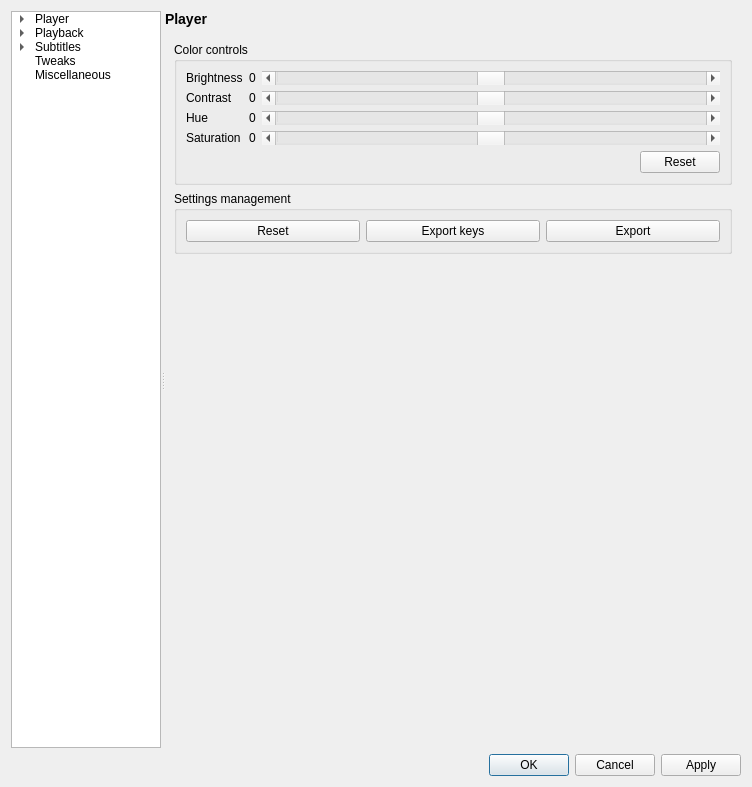
Qt form settingswindow.ui (mpc-qt/mpc-qt) before a commit.
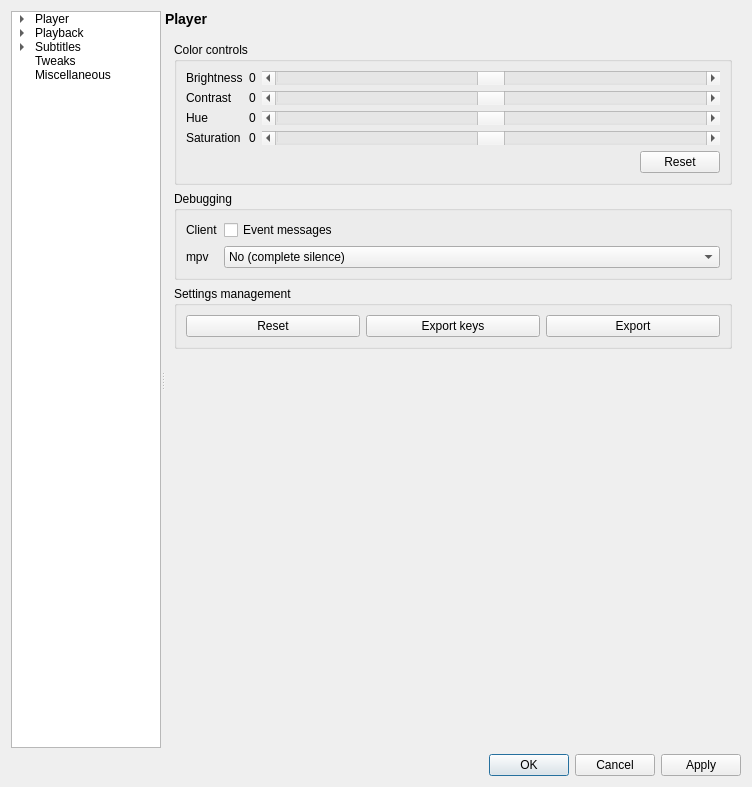
The same form after that commit. The open tabs and pages were chosen to show the change. Icons and pictures are not drawn.

Diff of the .ui file:
```diff
--- a/settingswindow.ui
+++ b/settingswindow.ui
@@ -5287,6 +5287,88 @@
              </layout>
             </widget>
            </item>
+           <item>
+            <widget class="QGroupBox" name="groupBox_19">
+             <property name="title">
+              <string>Debugging</string>
+             </property>
+             <layout class="QFormLayout" name="formLayout_12">
+              <property name="fieldGrowthPolicy">
+               <enum>QFormLayout::AllNonFixedFieldsGrow</enum>
+              </property>
+              <item row="0" column="0">
+               <widget class="QLabel" name="label_32">
+                <property name="text">
+                 <string>Client</string>
+                </property>
+               </widget>
+              </item>
+              <item row="0" column="1">
+               <widget class="QCheckBox" name="debugClient">
+                <property name="text">
+                 <string>Event messages</string>
+                </property>
+               </widget>
+              </item>
+              <item row="1" column="0">
+               <widget class="QLabel" name="label_31">
+                <property name="text">
+                 <string>mpv</string>
+                </property>
+               </widget>
+              </item>
+              <item row="1" column="1">
+               <widget class="QComboBox" name="debugMpv">
+                <item>
+                 <property name="text">
+                  <string>No (complete silence)</string>
+                 </property>
+                </item>
+                <item>
+                 <property name="text">
+                  <string>Fatal</string>
+                 </property>
+                </item>
+                <item>
+                 <property name="text">
+                  <string>Error</string>
+                 </property>
+                </item>
+                <item>
+                 <property name="text">
+                  <string>Warning</string>
+                 </property>
+                </item>
+                <item>
+                 <property name="text">
+                  <string>Informational</string>
+                 </property>
+                </item>
+                <item>
+                 <property name="text">
+                  <string>Status</string>
+                 </property>
+                </item>
+                <item>
+                 <property name="text">
+                  <string>Verbose</string>
+                 </property>
+                </item>
+                <item>
+                 <property name="text">
+                  <string>Debug</string>
+                 </property>
+                </item>
+                <item>
+                 <property name="text">
+                  <string>Trace (very noisy)</string>
+                 </property>
+                </item>
+               </widget>
+              </item>
+             </layout>
+            </widget>
+           </item>
            <item>
             <widget class="QGroupBox" name="groupBox_57">
              <property name="title">
```
Left out of the diff: 4 changed lines with no effect on the pictures.
